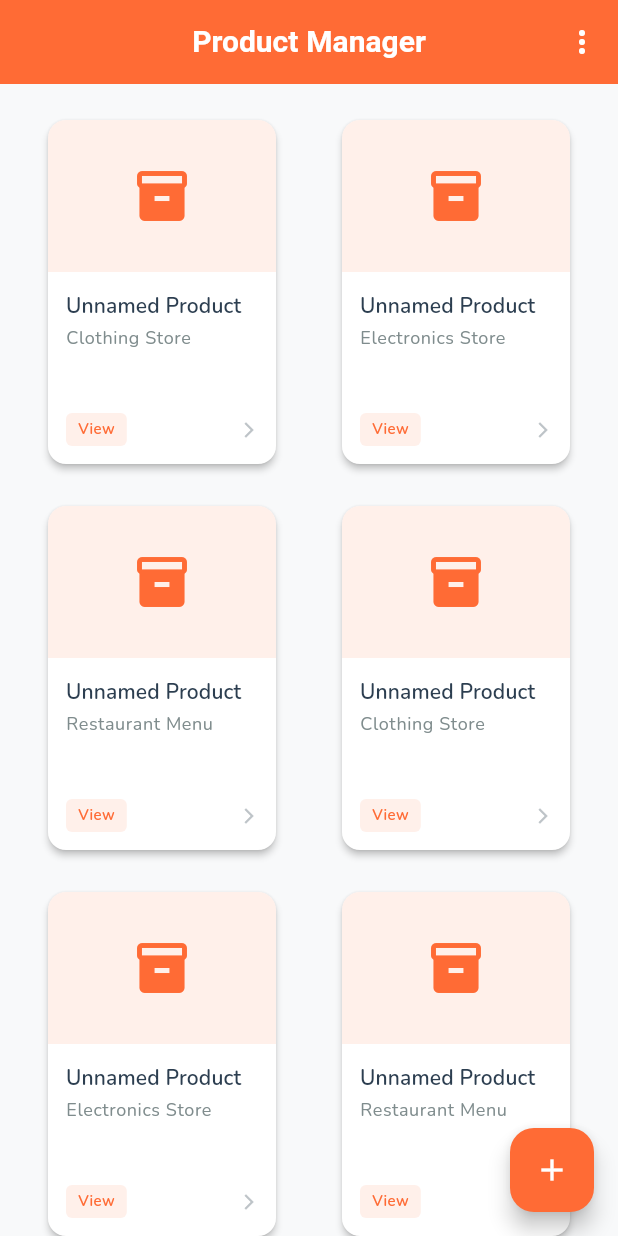
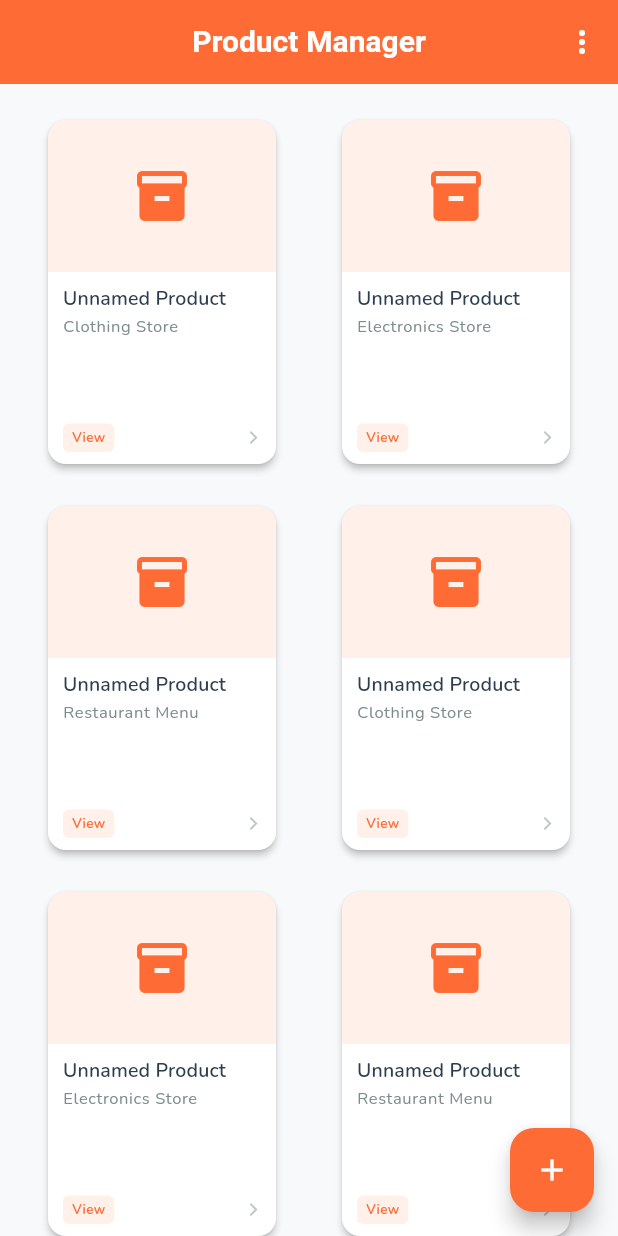
Before and after one commit to abdr60699/Productapp, a Flutter app: the screen it shows after launch, on a phone screen of 412 x 824 dp. Run offline on Flutter 3.47's test engine with Material 3 defaults, Android fonts, the phone set to English and light mode, and no system bars; our stand-ins replace file_picker, flutter_image_compress, flutter_riverpod, flutter_screenutil, flutter_svg, google_fonts and 2 more.

Commit message:
Fix 27px overflow in grid items - optimize spacing and layout

```diff
--- a/lib/widgets/product_display_widgets.dart
+++ b/lib/widgets/product_display_widgets.dart
@@ -114,6 +114,7 @@ class ProductDisplayWidget extends StatelessWidget {
         borderRadius: BorderRadius.circular(12),
         child: Column(
           crossAxisAlignment: CrossAxisAlignment.start,
+          mainAxisSize: MainAxisSize.min,
           children: [
             // Product Image Placeholder
             AspectRatio(
@@ -138,44 +139,39 @@ class ProductDisplayWidget extends StatelessWidget {
             // Product Info
             Expanded(
               child: Padding(
-                padding: const EdgeInsets.all(12),
-                child: Column(
-                  crossAxisAlignment: CrossAxisAlignment.start,
-                  mainAxisAlignment: MainAxisAlignment.spaceBetween,
-                  children: [
-                    // Title and template
-                    Flexible(
+                padding: const EdgeInsets.symmetric(horizontal: 10, vertical: 8),
                 child: Column(
                   crossAxisAlignment: CrossAxisAlignment.start,
                   mainAxisSize: MainAxisSize.min,
                   children: [
+                    // Title
                     Text(
                       product.displayName,
                       style: Theme.of(context).textTheme.titleSmall?.copyWith(
                             fontWeight: FontWeight.w600,
+                            fontSize: 13,
                           ),
                       maxLines: 2,
                       overflow: TextOverflow.ellipsis,
                     ),
-                          const SizedBox(height: 4),
+                    const SizedBox(height: 2),
+                    // Template name
                     Text(
                       product.templateName,
                       style: Theme.of(context).textTheme.bodySmall?.copyWith(
                             color: AppTheme.textSecondary,
+                            fontSize: 11,
                           ),
                       maxLines: 1,
                       overflow: TextOverflow.ellipsis,
                     ),
-                        ],
-                      ),
-                    ),
-                    const SizedBox(height: 8),
+                    const Spacer(),
                     // Action button
                     Row(
                       mainAxisAlignment: MainAxisAlignment.spaceBetween,
                       children: [
                         Container(
-                          padding: const EdgeInsets.symmetric(horizontal: 8, vertical: 4),
+                          padding: const EdgeInsets.symmetric(horizontal: 6, vertical: 3),
                           decoration: BoxDecoration(
                             color: AppTheme.primaryOrange.withOpacity(0.1),
                             borderRadius: BorderRadius.circular(4),
@@ -184,14 +180,14 @@ class ProductDisplayWidget extends StatelessWidget {
                             'View',
                             style: TextStyle(
                               color: AppTheme.primaryOrange,
-                              fontSize: 10,
+                              fontSize: 9,
                               fontWeight: FontWeight.w600,
                             ),
                           ),
                         ),
                         const Icon(
                           Icons.arrow_forward_ios,
-                          size: 12,
+                          size: 10,
                           color: AppTheme.textMuted,
                         ),
                       ],
```
Lines whose indentation alone changed are shown as unchanged.
